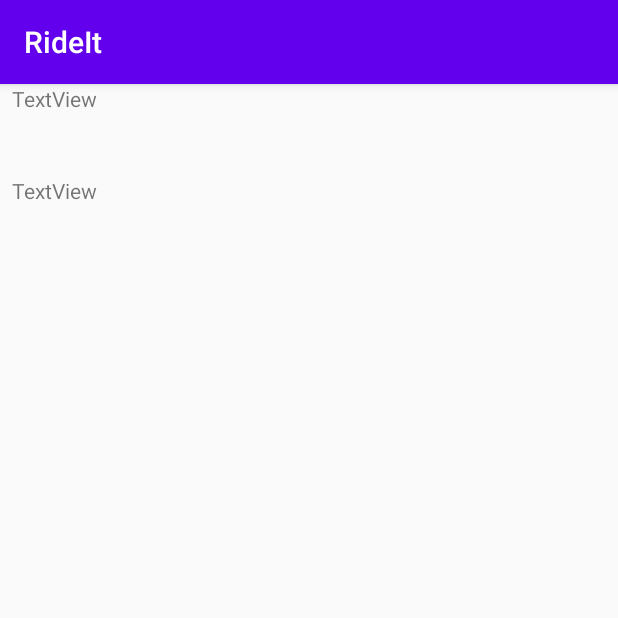
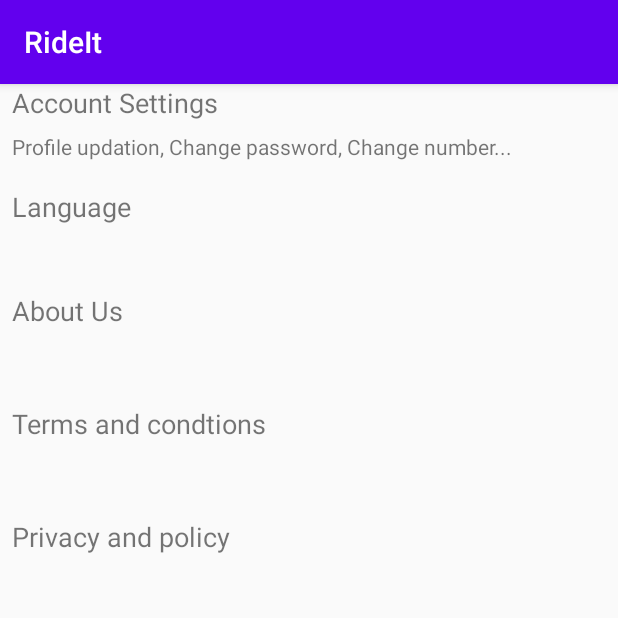
Before and after one commit to krishnadude98/RideIT, an Android app: the SettingsActivity screen opened directly, with no data from a screen before it, on a phone screen of 412 x 824 dp, the top half of it. Run offline under Robolectric (Android 15) with nearby library versions, the phone set to English and light mode, and no system bars; Roboto replaces fonts that are not available here.

Commit message:
added a layout(overview) of settings

```diff
--- a/app/src/main/res/layout/activity_settings.xml
+++ b/app/src/main/res/layout/activity_settings.xml
@@ -12,23 +12,78 @@
         android:layout_height="53dp"
         android:layout_marginStart="8dp"
         android:layout_marginEnd="8dp"
-        android:text="TextView"
+        android:text="Account Settings"
+        android:textSize="18sp"
         app:layout_constraintEnd_toEndOf="parent"
-        app:layout_constraintHorizontal_bias="0.5"
+        app:layout_constraintHorizontal_bias="1.0"
         app:layout_constraintStart_toStartOf="parent"
-        app:layout_constraintTop_toTopOf="parent" />
+        tools:layout_editor_absoluteY="181dp" />
 
     <TextView
         android:id="@+id/textView2"
         android:layout_width="0dp"
         android:layout_height="53dp"
         android:layout_marginStart="8dp"
-        android:layout_marginTop="8dp"
+        android:layout_marginTop="16dp"
         android:layout_marginEnd="8dp"
-        android:text="TextView"
+        android:text="Language"
+        android:textSize="18sp"
         app:layout_constraintEnd_toEndOf="parent"
         app:layout_constraintHorizontal_bias="0.5"
         app:layout_constraintStart_toStartOf="parent"
         app:layout_constraintTop_toBottomOf="@+id/accountSettingsBtn" />
 
+    <TextView
+        android:id="@+id/textView"
+        android:layout_width="0dp"
+        android:layout_height="59dp"
+        android:layout_marginStart="8dp"
+        android:layout_marginTop="16dp"
+        android:layout_marginEnd="8dp"
+        android:text="About Us"
+        android:textSize="18sp"
+        app:layout_constraintEnd_toEndOf="parent"
+        app:layout_constraintStart_toStartOf="parent"
+        app:layout_constraintTop_toBottomOf="@+id/textView2" />
+
+    <TextView
+        android:id="@+id/textView3"
+        android:layout_width="0dp"
+        android:layout_height="59dp"
+        android:layout_marginStart="8dp"
+        android:layout_marginTop="16dp"
+        android:layout_marginEnd="8dp"
+        android:text="Terms and condtions"
+        android:textSize="18sp"
+        app:layout_constraintEnd_toEndOf="parent"
+        app:layout_constraintStart_toStartOf="parent"
+        app:layout_constraintTop_toBottomOf="@+id/textView" />
+
+    <TextView
+        android:id="@+id/textView4"
+        android:layout_width="0dp"
+        android:layout_height="59dp"
+        android:layout_marginStart="8dp"
+        android:layout_marginTop="16dp"
+        android:layout_marginEnd="8dp"
+        android:text="Privacy and policy"
+        android:textSize="18sp"
+        app:layout_constraintEnd_toEndOf="parent"
+        app:layout_constraintHorizontal_bias="0.0"
+        app:layout_constraintStart_toStartOf="parent"
+        app:layout_constraintTop_toBottomOf="@+id/textView3" />
+
+    <TextView
+        android:id="@+id/textView5"
+        android:layout_width="0dp"
+        android:layout_height="wrap_content"
+        android:layout_marginTop="32dp"
+        android:text="Profile updation, Change password, Change number..."
+        android:textAlignment="viewStart"
+        android:textSize="14sp"
+        app:layout_constraintEnd_toEndOf="@+id/accountSettingsBtn"
+        app:layout_constraintHorizontal_bias="1.0"
+        app:layout_constraintStart_toStartOf="@+id/accountSettingsBtn"
+        app:layout_constraintTop_toTopOf="@+id/accountSettingsBtn" />
+
 </androidx.constraintlayout.widget.ConstraintLayout>
```
